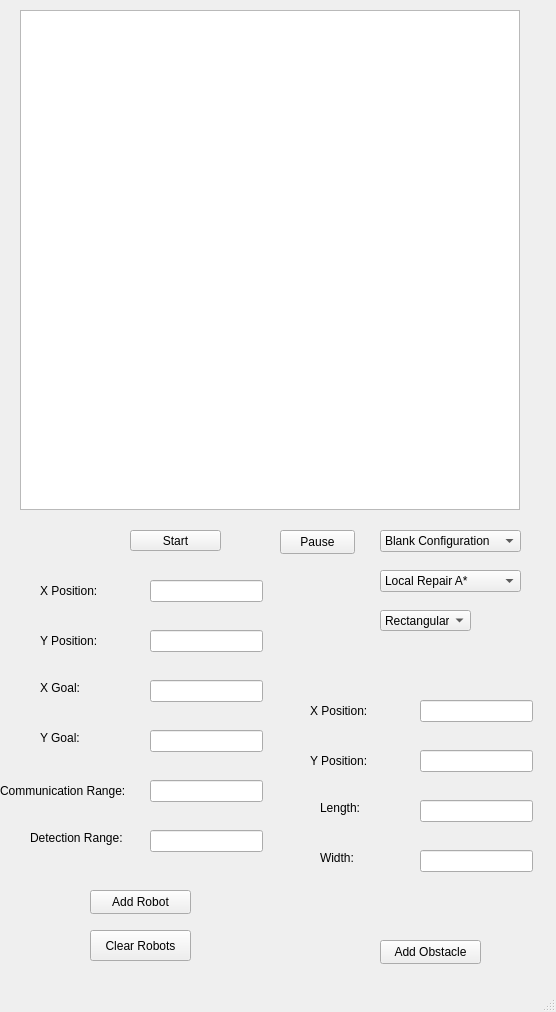
Before: the Qt Designer form multiagent_pathfinding_ui/mainwindow.ui in sinancimen/multiagent_pathfinding, drawn with Qt 5.
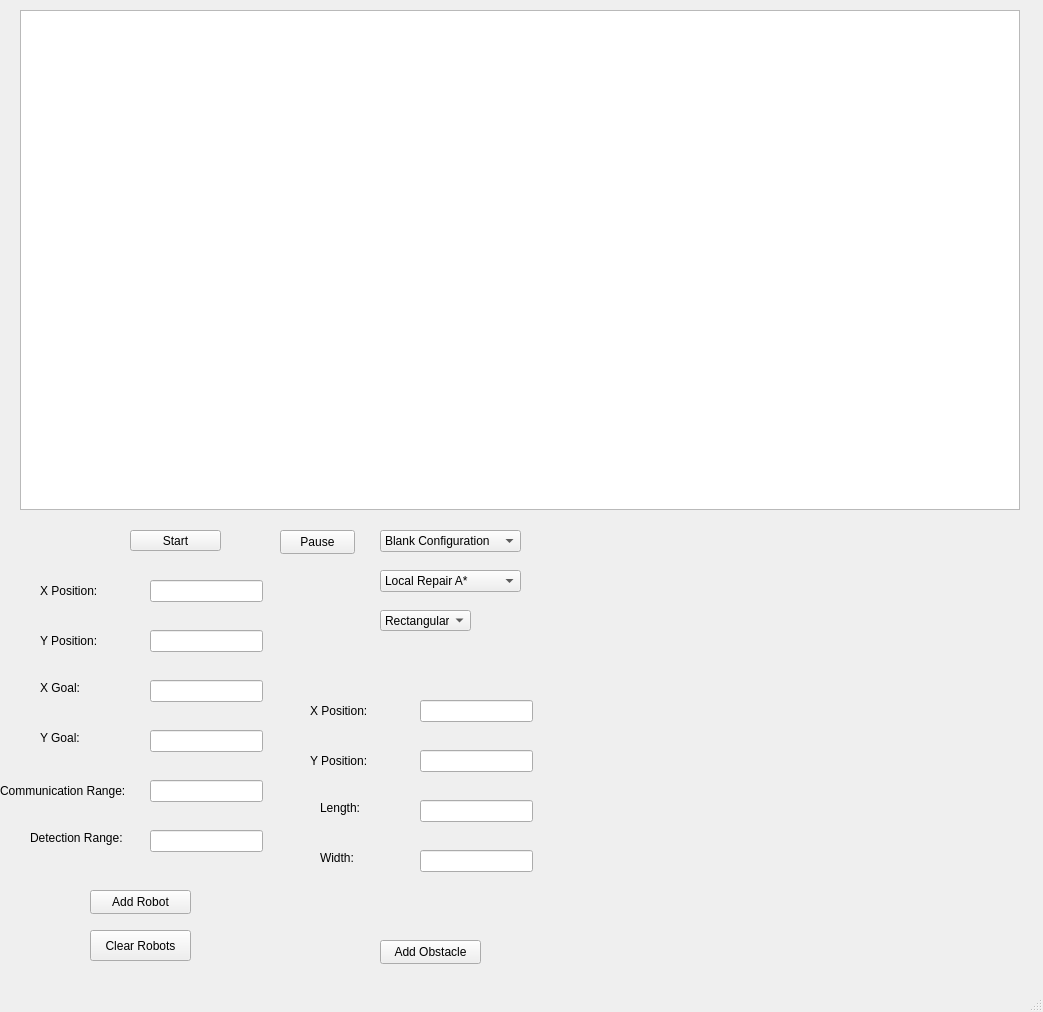
After: the same form once the commit is applied.

Patch:
```diff
--- a/multiagent_pathfinding_ui/mainwindow.ui
+++ b/multiagent_pathfinding_ui/mainwindow.ui
@@ -6,7 +6,7 @@
    <rect>
     <x>0</x>
     <y>0</y>
-    <width>556</width>
+    <width>1043</width>
     <height>1012</height>
    </rect>
   </property>
@@ -457,7 +457,7 @@
      <rect>
       <x>20</x>
       <y>10</y>
-      <width>500</width>
+      <width>1000</width>
       <height>500</height>
      </rect>
     </property>
```
Left out of the diff: 2 changed lines with no effect on the pictures.
